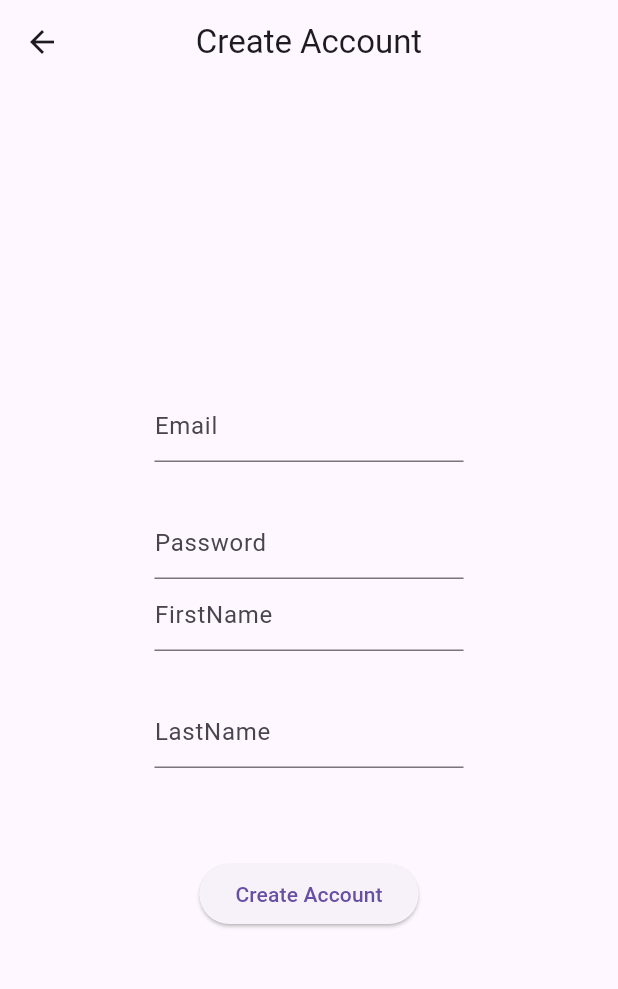
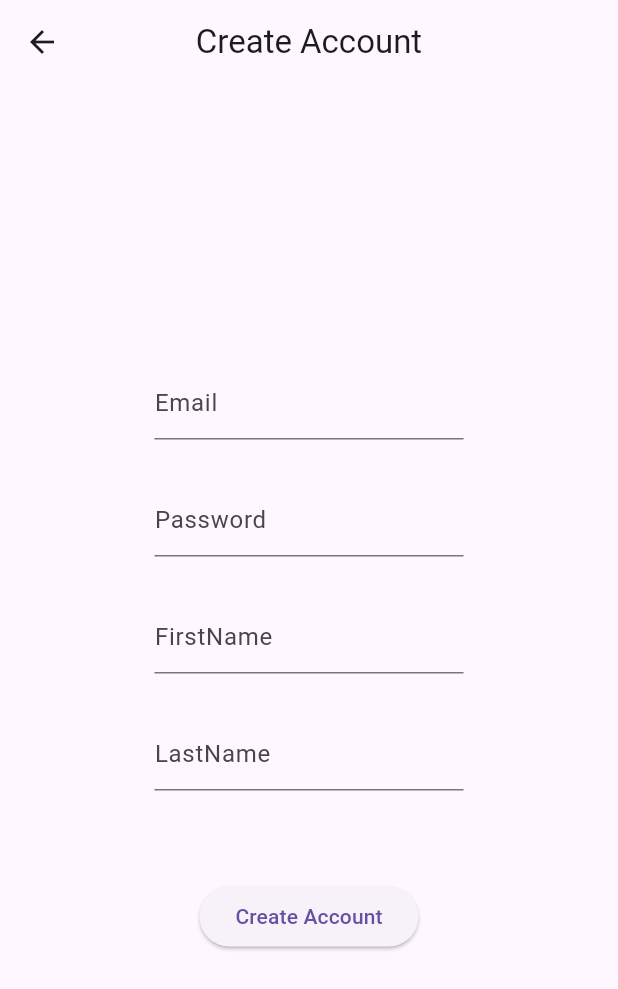
Before and after one commit to NielsMinssen/myapp, a Flutter app: the CreateAccount screen opened directly, on a phone screen of 412 x 824 dp. Shown: the top 989 px of the screen. Run offline on Flutter 3.47's test engine with Material 3 defaults, Android fonts, the phone set to English and light mode, and no system bars; our stand-ins replace cloud_firestore, firebase_auth, firebase_core; missing offline and left inert: countries_world_map; accounts and stored records are empty.

Commit message:
better looking

```diff
--- a/lib/create_account.dart
+++ b/lib/create_account.dart
@@ -46,6 +46,9 @@ class _CreateAccountState extends State<CreateAccount> {
                   hintText: 'Password',
                 ),
               ),
+            ),
+            const SizedBox(
+              height: 30.0,
             ),
             SizedBox(
               width: MediaQuery.of(context).size.width / 2,
```
